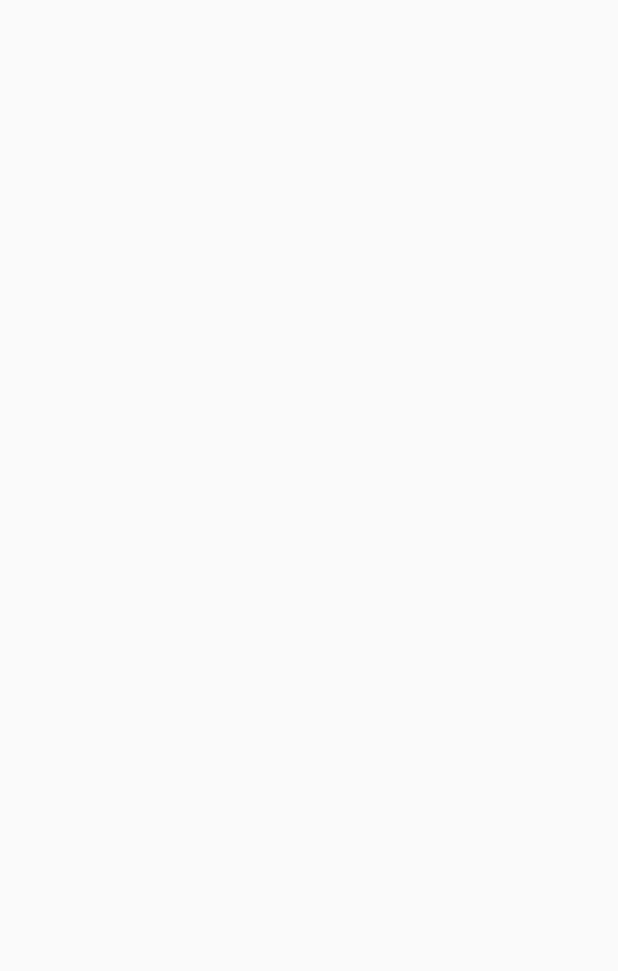
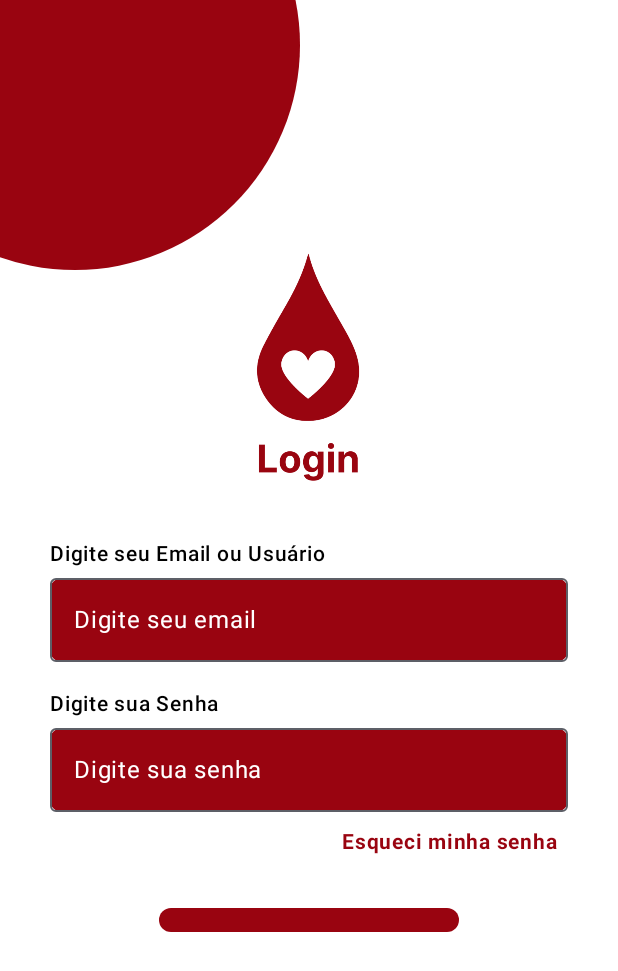
Before and after one commit to faellareis/doevida-teste, an Android app built with Jetpack Compose: the tela_login screen opened through its navigation route, on a phone screen of 412 x 824 dp. Before the commit the part shown is empty. Shown: the top 971 px of the screen. Run offline under Robolectric (Android 15) with nearby library versions, the phone set to English and light mode, and no system bars.

Commit message:
Tela de Login Iniciada

```diff
--- a/app/src/main/java/br/senai/sp/jandira/doevida/TelaLogin.kt
+++ b/app/src/main/java/br/senai/sp/jandira/doevida/TelaLogin.kt
@@ -1,14 +1,170 @@
 package br.senai.sp.jandira.doevida
 
-import androidx.compose.runtime.Composable
+import androidx.compose.foundation.Image
+import androidx.compose.foundation.background
+import androidx.compose.foundation.clickable
+import androidx.compose.foundation.layout.*
+import androidx.compose.foundation.shape.CircleShape
+import androidx.compose.foundation.shape.RoundedCornerShape
+import androidx.compose.material3.*
+import androidx.compose.runtime.*
+import androidx.compose.ui.AbsoluteAlignment
+import androidx.compose.ui.Alignment
 import androidx.compose.ui.Modifier
+import androidx.compose.ui.graphics.Color
+import androidx.compose.ui.res.painterResource
+import androidx.compose.ui.text.font.FontWeight
+import androidx.compose.ui.text.input.PasswordVisualTransformation
 import androidx.compose.ui.tooling.preview.Preview
+import androidx.compose.ui.unit.dp
+import androidx.compose.ui.unit.sp
 import androidx.navigation.NavController
 import androidx.navigation.compose.rememberNavController
 
+@OptIn(ExperimentalMaterial3Api::class)
 @Composable
 fun TelaLogin(navController: NavController) {
+    var email by remember { mutableStateOf("") }
+    var senha by remember { mutableStateOf("") }
 
+    Box(
+        modifier = Modifier
+            .fillMaxSize()
+    ) {
+        Box(
+            modifier = Modifier
+                .fillMaxSize()
+                .background(Color.White)
+        )
+
+        Box(
+            modifier = Modifier
+                .size(300.dp)
+                .offset(x = (-100).dp, y = (-120).dp)
+                .background(
+                    color = Color(0xFF990410),
+                    shape = CircleShape
+                )
+        )
+
+        Column(
+            modifier = Modifier
+                .fillMaxSize()
+                .padding(horizontal = 32.dp),
+            horizontalAlignment = Alignment.CenterHorizontally,
+            verticalArrangement = Arrangement.Center
+        ) {
+
+            Image(
+                painter = painterResource(id = R.drawable.logologin),
+                contentDescription = "Logo DOEVIDA",
+                modifier = Modifier.size(170.dp)
+            )
+
+            Spacer(modifier = Modifier.height(32.dp))
+
+            Column(
+                modifier = Modifier
+                    .fillMaxWidth()
+                    .padding(horizontal = 1.dp),
+                horizontalAlignment = Alignment.CenterHorizontally
+            ) {
+
+                Text(
+                    text = "Digite seu Email ou Usuário",
+                    fontSize = 14.sp,
+                    color = Color.Black,
+                    fontWeight = FontWeight.SemiBold,
+                    modifier = Modifier
+                        .align(Alignment.Start)
+                        .padding(bottom = 4.dp)
+                )
+                OutlinedTextField(
+                    value = email,
+                    onValueChange = { email = it },
+                    placeholder = { Text("Digite seu email", color = Color.White) },
+                    modifier = Modifier
+                        .fillMaxWidth()
+                        .background(Color(0xFF990410),
+                            shape = RoundedCornerShape(8.dp)),
+                    colors = TextFieldDefaults.outlinedTextFieldColors(
+                        cursorColor = Color.White
+                    )
+                )
+
+                Spacer(modifier = Modifier.height(16.dp))
+
+                Text(
+                    text = "Digite sua Senha",
+                    fontSize = 14.sp,
+                    color = Color.Black,
+                    fontWeight = FontWeight.SemiBold,
+                    modifier = Modifier
+                        .align(Alignment.Start)
+                        .padding(bottom = 4.dp)
+                )
+                OutlinedTextField(
+                    value = senha,
+                    onValueChange = { senha = it },
+                    placeholder = { Text("Digite sua senha",  color = Color.White) },
+                    visualTransformation = PasswordVisualTransformation(), //A senha aparece como bolinha
+                    modifier = Modifier
+                        .fillMaxWidth()
+                        .background(Color(0xFF990410),
+                            shape = RoundedCornerShape(8.dp)),
+                    colors = TextFieldDefaults.outlinedTextFieldColors(
+                        cursorColor = Color.White
+                    )
+                )
+            }
+
+            Spacer(modifier = Modifier.height(8.dp))
+
+            Box(
+                modifier = Modifier
+                    .fillMaxWidth()
+                    .padding(end = 8.dp)
+            ) {
+                Text(
+                    text = "Esqueci minha senha",
+                    color = Color(0xFF990410),
+                    fontWeight = FontWeight.Bold,
+                    modifier = Modifier
+                        .align(Alignment.CenterEnd)
+                        .clickable { /* Navegação para recuperação */ },
+                    fontSize = 14.sp
+                )
+            }
+
+            Spacer(modifier = Modifier.height(16.dp))
+
+            Box(
+                modifier = Modifier
+                    .padding(16.dp)
+            ) {
+
+                Button(
+                    onClick = { /* Login */ },
+                    colors = ButtonDefaults.buttonColors(
+                        containerColor = Color(0xFF990410)
+                    ),
+                    shape = RoundedCornerShape(8.dp),
+                    modifier = Modifier
+                        .align(Alignment.BottomCenter)
+                        .width(200.dp)
+                        .height(48.dp)
+                        .padding(bottom = 32.dp)
+                ) {
+                    Text(
+                        text = "Entrar",
+                        color = Color.White,
+                        fontSize = 16.sp,
+                        fontWeight = FontWeight.Medium
+                    )
+                }
+            }
+        }
+    }
 }
 
 @Preview
--- a/app/src/main/res/values/strings.xml
+++ b/app/src/main/res/values/strings.xml
@@ -1,3 +1,17 @@
 <resources>
     <string name="app_name">DoeVida</string>
+    <string name="login_title">Login</string>
+    <string name="screen_title">Tela Login</string>
+    <string name="email_label">Digite seu Email ou Usuário</string>
+    <string name="password_label">Digite sua Senha</string>
+    <string name="forgot_password">Esqueci minha senha?</string>
+    <string name="login_button">Entrar</string>
+    <string name="no_account">Não tem uma conta?</string>
+    <string name="create_account">Fazer cadastro</string>
+    <string name="back_button">Voltar</string>
+    <string name="show_password">Mostrar senha</string>
+    <string name="hide_password">Ocultar senha</string>
+    <string name="user_icon">Usuário</string>
+    <string name="password_icon">Senha</string>
+    <string name="heart_icon">Coração</string>
 </resources>
```
Also changed, not shown: app/src/main/res/drawable/logologin.png (added).
